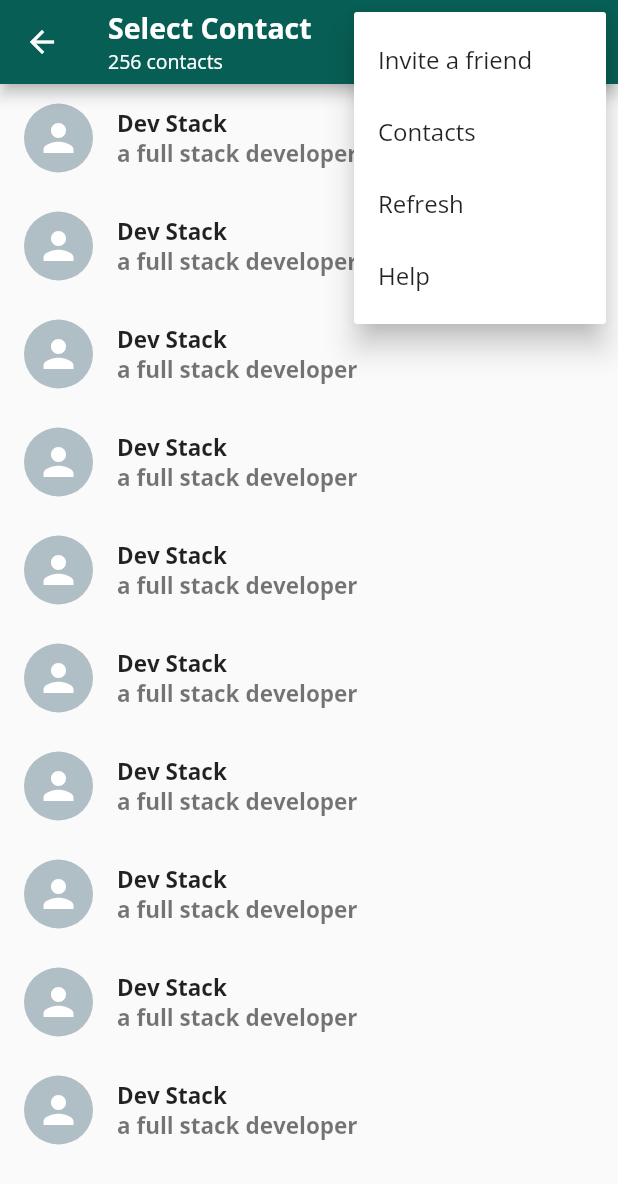
After one commit to ilyasso/Flutter_lessons, a Flutter app: the SelectContact screen opened directly, after a tap on the "more vert" icon, on a phone screen of 412 x 824 dp. The commit adds this screen. Shown: the top 1184 px of the screen. Run offline on Flutter 3.47's test engine with Material 2 defaults, Android fonts, the phone set to English and light mode, and no system bars; our stand-ins replace audioplayers, flutter_spinkit, font_awesome_flutter, geolocator, get, rflutter_alert and 2 more.

Commit message:
Whatsapp contact

```diff
--- /dev/null
+++ b/lib/lesson_10/CustomUI/ContactCard.dart
@@ -0,0 +1,39 @@
+import 'package:flutter/material.dart';
+import 'package:websafe_svg/websafe_svg.dart';
+
+class ContactCard extends StatelessWidget {
+  const ContactCard({Key key}) : super(key: key);
+
+  @override
+  Widget build(BuildContext context) {
+    return InkWell(
+      onTap: () {},
+      child: ListTile(
+        leading: CircleAvatar(
+          radius: 23,
+          child: WebsafeSvg.asset(
+            'assets/icons/person.svg',
+            color: Colors.white,
+            height: 30,
+            width: 30,
+          ),
+          backgroundColor: Colors.blueGrey[200],
+        ),
+        title: Text(
+          "Dev Stack",
+          style: TextStyle(
+            fontSize: 15,
+            fontWeight: FontWeight.bold,
+          ),
+        ),
+        subtitle: Text(
+          'a full stack developer',
+          style: TextStyle(
+            fontSize: 15,
+            fontWeight: FontWeight.bold,
+          ),
+        ),
+      ),
+    );
+  }
+}
--- a/lib/lesson_10/model/ChatModel.dart
+++ b/lib/lesson_10/model/ChatModel.dart
@@ -4,6 +4,12 @@ class ChatModel {
   bool isGroup;
   String time;
   String currentMessage;
+  String status;
   ChatModel(
-      {this.name, this.icon, this.isGroup, this.currentMessage, this.time});
+      {this.name,
+      this.icon,
+      this.isGroup,
+      this.currentMessage,
+      this.time,
+      this.status});
 }
--- a/lib/lesson_10/pages/chat_page.dart
+++ b/lib/lesson_10/pages/chat_page.dart
@@ -1,6 +1,7 @@
 import 'package:flutter/material.dart';
 import 'package:general/lesson_10/CustomUI/CustomCard.dart';
 import 'package:general/lesson_10/model/ChatModel.dart';
+import 'package:general/lesson_10/screen/SelectContact.dart';
 
 class ChatPage extends StatefulWidget {
   const ChatPage({Key key}) : super(key: key);
@@ -66,7 +67,10 @@ class _ChatPageState extends State<ChatPage> {
   Widget build(BuildContext context) {
     return Scaffold(
       floatingActionButton: FloatingActionButton(
-        onPressed: () {},
+        onPressed: () {
+          Navigator.of(context)
+              .push(MaterialPageRoute(builder: (context) => SelectContact()));
+        },
         child: Icon(Icons.chat),
       ),
       body: ListView.builder(
--- a/lib/lesson_10/screen/IndividualPage.dart
+++ b/lib/lesson_10/screen/IndividualPage.dart
@@ -114,7 +114,7 @@ class _IndividualPageState extends State<IndividualPage> {
                 value: "More",
               ),
             ];
-          })
+          }),
         ],
       ),
       body: Container(
--- /dev/null
+++ b/lib/lesson_10/screen/SelectContact.dart
@@ -0,0 +1,73 @@
+import 'package:flutter/material.dart';
+import 'package:general/lesson_10/CustomUI/ContactCard.dart';
+
+class SelectContact extends StatefulWidget {
+  const SelectContact({Key key}) : super(key: key);
+
+  @override
+  State<SelectContact> createState() => _SelectContactState();
+}
+
+class _SelectContactState extends State<SelectContact> {
+  @override
+  Widget build(BuildContext context) {
+    return Scaffold(
+      appBar: AppBar(
+        title: Column(
+          mainAxisAlignment: MainAxisAlignment.start,
+          crossAxisAlignment: CrossAxisAlignment.start,
+          children: [
+            Text(
+              'Select Contact',
+              style: TextStyle(
+                fontSize: 19,
+                fontWeight: FontWeight.bold,
+              ),
+            ),
+            Text(
+              '256 contacts',
+              style: TextStyle(
+                fontSize: 13,
+              ),
+            ),
+          ],
+        ),
+        actions: [
+          IconButton(
+            onPressed: () {},
+            icon: Icon(
+              Icons.search,
+              size: 26,
+            ),
+          ),
+          PopupMenuButton<String>(onSelected: (value) {
+            print(value);
+          }, itemBuilder: (BuildContext context) {
+            return [
+              PopupMenuItem(
+                child: Text('Invite a friend'),
+                value: "Invite a friend",
+              ),
+              PopupMenuItem(
+                child: Text('Contacts'),
+                value: "Contacts",
+              ),
+              PopupMenuItem(
+                child: Text('Refresh'),
+                value: "Refresh",
+              ),
+              PopupMenuItem(
+                child: Text('Help'),
+                value: "Help",
+              ),
+            ];
+          }),
+        ],
+      ),
+      body: ListView.builder(
+        itemCount: 10,
+        itemBuilder: (context, index) => ContactCard(),
+      ),
+    );
+  }
+}
--- a/lib/main.dart
+++ b/lib/main.dart
@@ -1,7 +1,8 @@
 import 'package:flutter/material.dart';
 import 'package:general/lesson_10/main.dart';
+import 'package:general/lesson_10/screen/SelectContact.dart';
 import 'home_page.dart';
 
 void main() {
-  runApp(const MeninTirkemem());
+  runApp(const WhatsappApp());
 }
```
